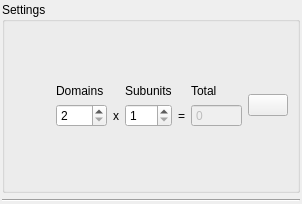
This is config/domains/panel.ui in NATuG3/NATuG3 as Qt 5 draws it before an edit. The edited form follows.
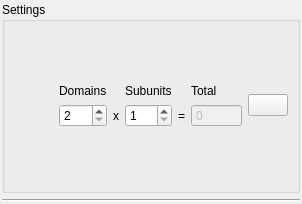
This is the edited form.

What changed in the file:
```diff
--- a/config/domains/panel.ui
+++ b/config/domains/panel.ui
@@ -63,7 +63,7 @@
            <string>Number of domains per subunit</string>
           </property>
           <property name="suffix">
-           <string> </string>
+                                            <string></string>
           </property>
           <property name="minimum">
            <number>2</number>
```
Lines whose indentation alone changed are shown as unchanged.
